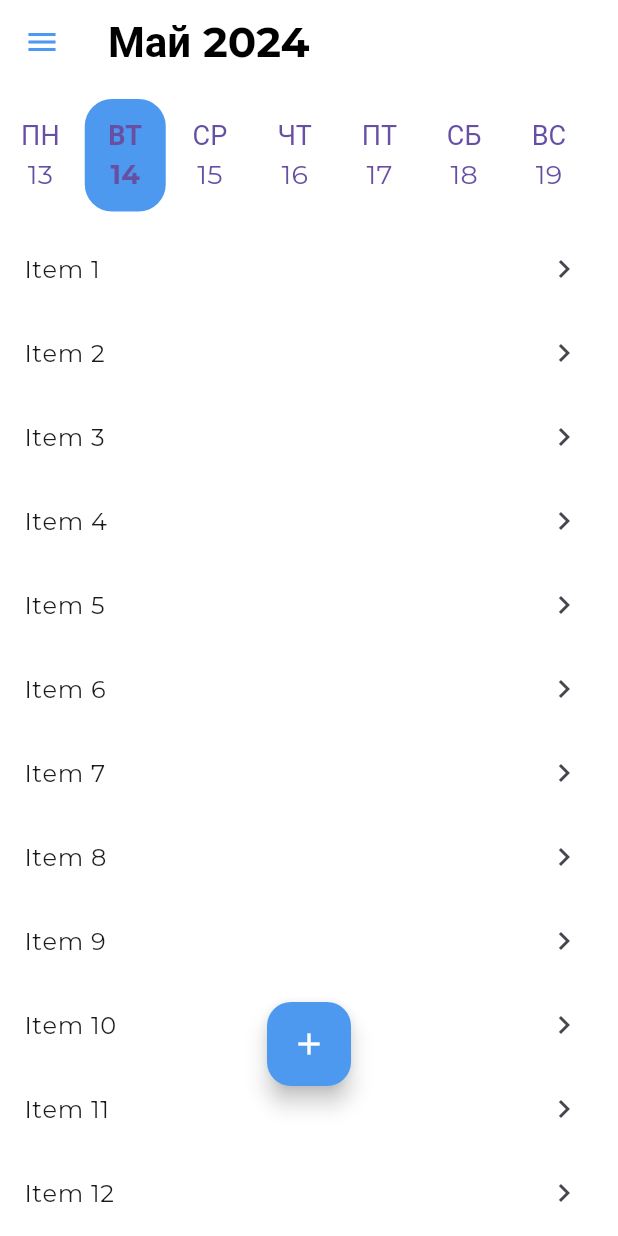
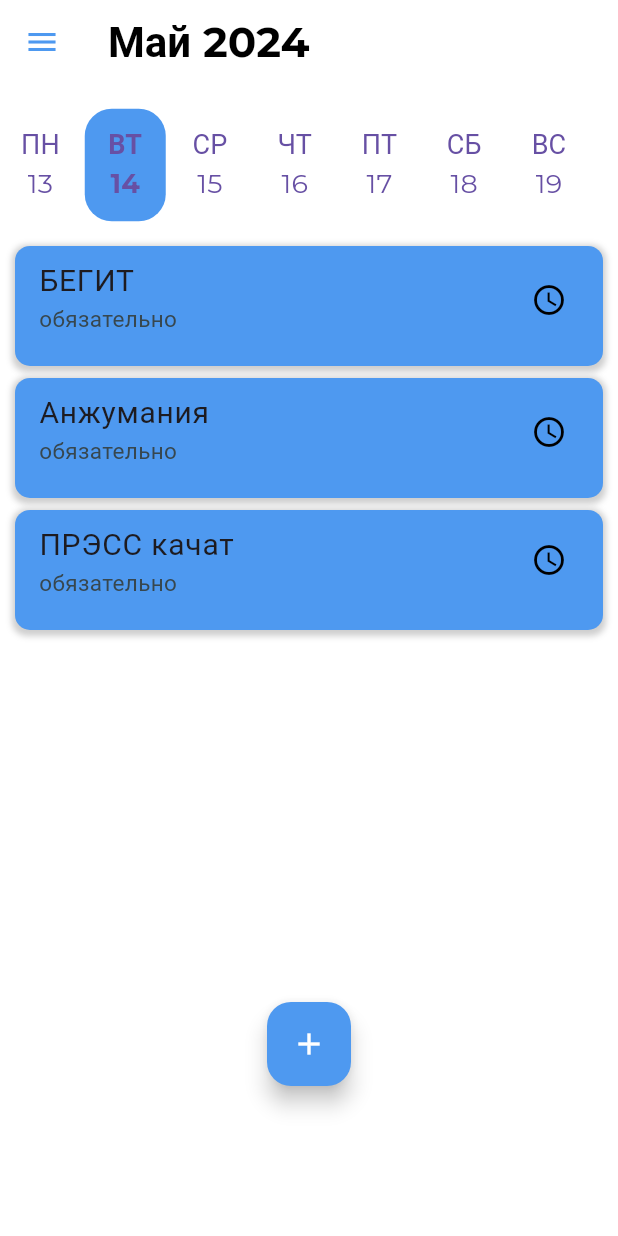
Before and after one commit to schlimmsten/Multitask, a Flutter app: the screen it shows after launch, after a tap on "Продолжить", on a phone screen of 412 x 824 dp. Run offline on Flutter 3.47's test engine with Material 3 defaults, Android fonts, the phone set to English and light mode, and no system bars; drawn by our look-alikes of flutter_slidable; our stand-ins replace shared_preferences; missing offline and left inert: dart:js, flutter_material_color_picker; statements that could not run were skipped; project files that could hold a hidden picture were left out.

Commit message:
- Был немного стилизован список задач и сделаны заглушки названия задачи и её описания. - Совсем чут чут подредактировал адаптацию главного экрана(но ещё много мест, где нужно добавить адаптацию) -Дальнейшая задача уже подобрать финальные цвета, разобраться с текстом, категорией и временем на лицевой части задачи , а также  научится добавлять задачи в список с использованием БД( это уже с Егором надо решать вопрос)

```diff
--- a/lib/main_screen_components/main_screen_builder.dart
+++ b/lib/main_screen_components/main_screen_builder.dart
@@ -38,18 +38,18 @@ class MainScreenBuilder extends StatelessWidget {
 
   @override
  Widget build(BuildContext context) {
-    return const Scaffold(
+    return Scaffold(
       body: Stack( // Используем Stack для размещения виджетов один над другим
         children: [
           Column(
             children: [
-              SizedBox(height: 10),
-              DateBuilder(),
-              SizedBox(height: 10),
-              Expanded(child: TaskListWidget()), // Занимает всё доступное пространство
+              SizedBox(height: MediaQuery.of(context).size.height * 0.02),
+              const DateBuilder(),
+              SizedBox(height: MediaQuery.of(context).size.height * 0.02),
+              const Expanded(child: TaskListWidget()), // Занимает всё доступное пространство
             ],
           ),
-          Positioned( // Позиционируем AddButton поверх TaskListWidget
+          const Positioned( // Позиционируем AddButton поверх TaskListWidget
             bottom: 100,
             right: 0,
             left: 0,
--- a/lib/main_screen_components/task_list.dart
+++ b/lib/main_screen_components/task_list.dart
@@ -1,8 +1,22 @@
 import 'package:flutter/material.dart';
 import 'package:flutter_slidable/flutter_slidable.dart';
+import 'package:multitask/text_style.dart';
 
-final items = List.generate(15, (i) => 'Item ${i + 1}');
-final completedItems = <String>[];
+class Item {
+  final String name;
+  final String description;
+  final String date;
+  bool completed = false;
+
+  Item(this.name, this.description, this.date, {this.completed = false});
+}
+
+final List<Item> items = [
+  Item("БЕГИТ", "обязательно", "10:50"),
+  Item("Анжумания", "обязательно", "10:50"),
+  Item("ПРЭСС качат", "обязательно", "10:50"),
+];
+final completedItems = <Item>[];
 
 class TaskListWidget extends StatefulWidget {
   const TaskListWidget({super.key});
@@ -16,8 +30,7 @@ class _TaskListWidgetState extends State<TaskListWidget> {
   Widget build(BuildContext context) {
      bool hasCompletedTasks = completedItems.isNotEmpty;
 
-    return Expanded(
-      child: ListView.builder(
+    return ListView.separated(
         itemCount: items.length + (hasCompletedTasks ? 1 : 0) + completedItems.length,
         itemBuilder: (BuildContext context, int index) {
           if (index < items.length) {
@@ -27,9 +40,13 @@ class _TaskListWidgetState extends State<TaskListWidget> {
           } else {
             return _buildCompletedTaskListItem(index - items.length - (hasCompletedTasks ? 1 : 0));
           }
-        },
-      ),
-    );
+        }, separatorBuilder: (BuildContext context, int index) {
+          return const Divider(
+            color: Colors.transparent, // Устанавливаем цвет разделителя как прозрачный
+            height: 8,
+          );
+         },
+      );
   }
 
   Widget _buildTaskListItem(int index) {
@@ -65,18 +82,44 @@ class _TaskListWidgetState extends State<TaskListWidget> {
           ),
         ],
       ),
-      child: ListTile(
-        title: Text(items[index]),
-        trailing: const Icon(Icons.chevron_right),
+      child: Container(
+        height: 80,
+        margin: const EdgeInsets.symmetric(horizontal: 10.0),
+        decoration: BoxDecoration(
+          color: const Color.fromARGB(255, 78, 153, 240),
+          borderRadius: BorderRadius.circular(10), // Форма контейнера
+          boxShadow: [
+            BoxShadow(
+              color: Colors.grey.withOpacity(0.5),
+              spreadRadius: 2,
+              blurRadius: 3,
+              offset: const Offset(0, 2), // Сдвиг тени
+            ),
+          ],
+        ),
+        child: ListTile(
+          title: Text(
+            items[index].name,
+            style: addbuttonTextStyle(context),
+          ),
+          subtitle: Text(
+            items[index].description,
+            style: TextStyle(fontSize: 15.0, color: Colors.blueGrey[800])
+          ),
+        trailing: const Icon(
+          Icons.access_time,
+          color: Colors.black,
+          ),
         onTap: () {},
       ),
-    );
-  }
+    )
+  );
+}
 
   Widget _buildCompletedTaskListItem(int index) {
     return ListTile(
       title: Text(
-        completedItems[index],
+        completedItems[index].name,
         style: const TextStyle(decoration: TextDecoration.lineThrough),
       ),
     );
@@ -90,7 +133,8 @@ class _TaskListWidgetState extends State<TaskListWidget> {
         final snackBar = SnackBar(content: Text('$item удален'));
         ScaffoldMessenger.of(context).showSnackBar(snackBar);
       } else if (action == 'Выполнить') {
-        completedItems.add(items.removeAt(index));
+        completedItems.add(Item(item.name, item.description, item.date, completed: true));
+        items.removeAt(index);
         final snackBar = SnackBar(content: Text('$item выполнен'));
         ScaffoldMessenger.of(context).showSnackBar(snackBar);
       }
```
